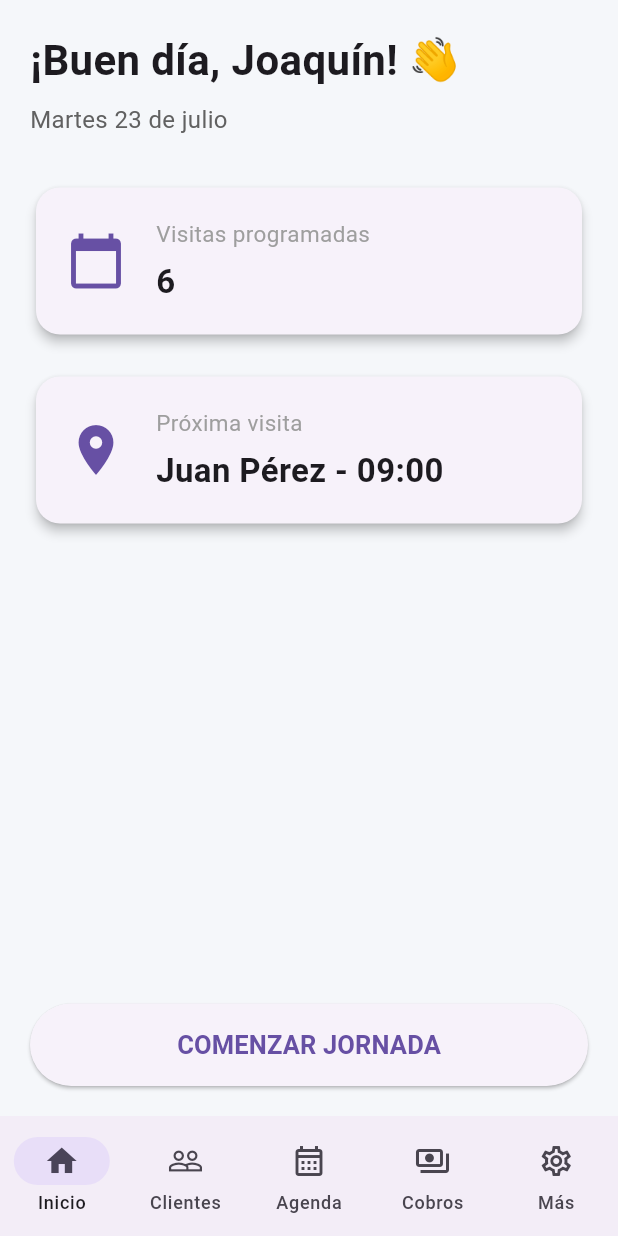
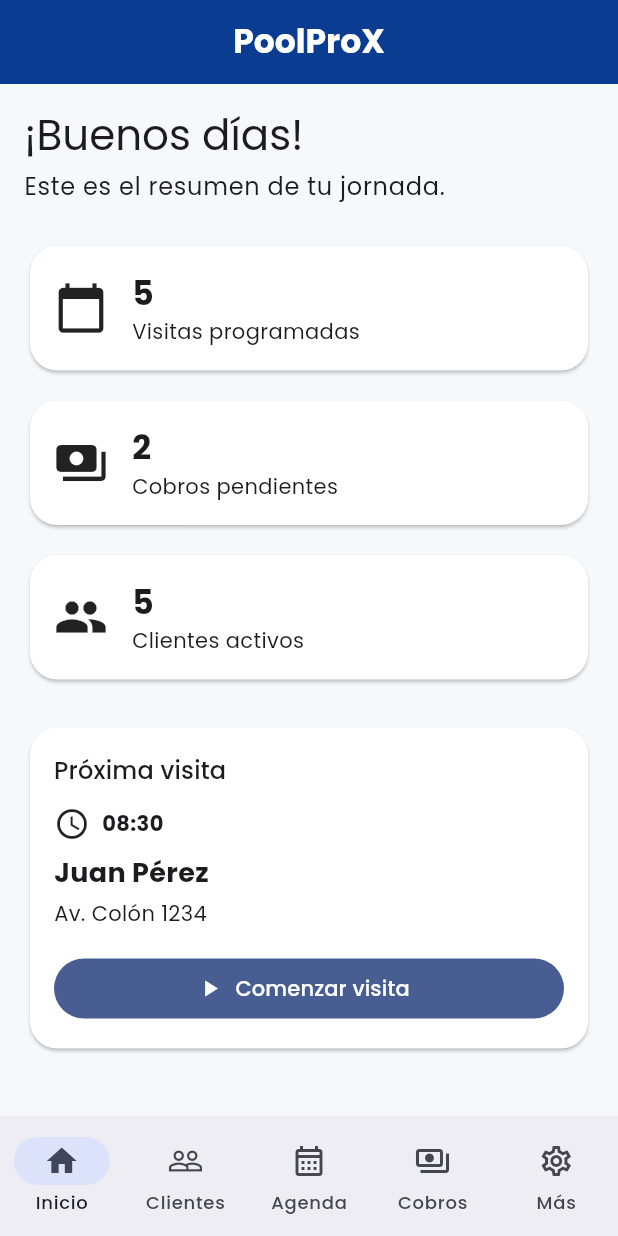
Before and after one commit to JoaquinCruz33/poolprox-app, a Flutter app: the screen it shows after launch, on a phone screen of 412 x 824 dp. Run offline on Flutter 3.47's test engine with Material 3 defaults, Android fonts, the phone set to English and light mode, and no system bars; our stand-ins replace flutter_riverpod, go_router, google_fonts.

Commit message:
Implementa módulo de visitas y dashboard dinámico

```diff
--- a/lib/main.dart
+++ b/lib/main.dart
@@ -1,6 +1,7 @@
 import 'package:flutter/material.dart';
 import 'package:flutter_riverpod/flutter_riverpod.dart';
 
+import 'core/theme/app_theme.dart';
 import 'navigation/app_router.dart';
 
 void main() {
@@ -14,6 +15,7 @@ class PoolProXApp extends StatelessWidget {
   Widget build(BuildContext context) {
     return MaterialApp.router(
       debugShowCheckedModeBanner: false,
+      theme: AppTheme.lightTheme,
       routerConfig: appRouter,
     );
   }
--- a/lib/providers/client_provider.dart
+++ b/lib/providers/client_provider.dart
@@ -12,3 +12,8 @@ final clientsProvider = Provider<List<Client>>((ref) {
   final repository = ref.watch(clientRepositoryProvider);
   return repository.getClients();
 });
+
+final clientByIdProvider = Provider.family<Client?, String>((ref, clientId) {
+  final repository = ref.watch(clientRepositoryProvider);
+  return repository.getClientById(clientId);
+});
--- a/lib/providers/visit_provider.dart
+++ b/lib/providers/visit_provider.dart
@@ -0,0 +1,14 @@
+import 'package:flutter_riverpod/flutter_riverpod.dart';
+
+import '../models/visit.dart';
+import '../repositories/contracts/visit_repository.dart';
+import '../repositories/mock/mock_visit_repository.dart';
+
+final visitRepositoryProvider = Provider<VisitRepository>((ref) {
+  return MockVisitRepository();
+});
+
+final visitsProvider = Provider<List<Visit>>((ref) {
+  final repository = ref.watch(visitRepositoryProvider);
+  return repository.getVisits();
+});
--- a/lib/repositories/contracts/client_repository.dart
+++ b/lib/repositories/contracts/client_repository.dart
@@ -2,4 +2,6 @@ import '../../models/client.dart';
 
 abstract class ClientRepository {
   List<Client> getClients();
+
+  Client? getClientById(String id);
 }
--- /dev/null
+++ b/lib/repositories/contracts/visit_repository.dart
@@ -0,0 +1,5 @@
+import '../../models/visit.dart';
+
+abstract class VisitRepository {
+  List<Visit> getVisits();
+}
--- a/lib/screens/home/home_screen.dart
+++ b/lib/screens/home/home_screen.dart
@@ -1,66 +1,100 @@
 import 'package:flutter/material.dart';
-import 'package:go_router/go_router.dart';
+import 'package:flutter_riverpod/flutter_riverpod.dart';
 
-import '../../widgets/info_card.dart';
+import '../../providers/client_provider.dart';
+import '../../providers/visit_provider.dart';
+import '../../widgets/dashboard/dashboard_stat_card.dart';
+import '../../widgets/dashboard/next_visit_card.dart';
 
-class HomeScreen extends StatelessWidget {
+class HomeScreen extends ConsumerWidget {
   const HomeScreen({super.key});
 
   @override
-  Widget build(BuildContext context) {
+  Widget build(BuildContext context, WidgetRef ref) {
+    final clients = ref.watch(clientsProvider);
+    final visits = ref.watch(visitsProvider);
+
     return Scaffold(
-      backgroundColor: const Color(0xFFF5F7FA),
-      body: SafeArea(
-        child: Padding(
-          padding: const EdgeInsets.all(20),
+      appBar: AppBar(title: const Text('PoolProX')),
+      body: SingleChildScrollView(
+        padding: const EdgeInsets.all(16),
         child: Column(
           crossAxisAlignment: CrossAxisAlignment.start,
           children: [
-              const Text(
-                '¡Buen día, Joaquín! 👋',
-                style: TextStyle(fontSize: 28, fontWeight: FontWeight.bold),
+            Text(
+              '¡Buenos días!',
+              style: Theme.of(context).textTheme.headlineMedium,
             ),
 
-              const SizedBox(height: 8),
+            const SizedBox(height: 4),
 
             Text(
-                'Martes 23 de julio',
-                style: TextStyle(color: Colors.grey.shade700, fontSize: 16),
+              'Este es el resumen de tu jornada.',
+              style: Theme.of(context).textTheme.bodyLarge,
             ),
 
-              const SizedBox(height: 30),
+            const SizedBox(height: 24),
 
-              const InfoCard(
+            DashboardStatCard(
+              icon: Icons.calendar_today,
               title: 'Visitas programadas',
-                value: '6',
-                icon: Icons.calendar_today,
+              value: visits.length.toString(),
             ),
 
-              const SizedBox(height: 20),
+            const SizedBox(height: 12),
 
-              const InfoCard(
-                title: 'Próxima visita',
-                value: 'Juan Pérez - 09:00',
-                icon: Icons.location_on,
+            const DashboardStatCard(
+              icon: Icons.payments,
+              title: 'Cobros pendientes',
+              value: '2',
             ),
 
-              const Spacer(),
+            const SizedBox(height: 12),
 
-              SizedBox(
-                width: double.infinity,
-                height: 55,
-                child: ElevatedButton(
-                  onPressed: () {
-                    context.go('/clients');
+            DashboardStatCard(
+              icon: Icons.people,
+              title: 'Clientes activos',
+              value: clients.length.toString(),
+            ),
+
+            const SizedBox(height: 24),
+
+            if (visits.isNotEmpty)
+              Builder(
+                builder: (context) {
+                  final nextVisit = visits.first;
+                  final client = ref.watch(
+                    clientByIdProvider(nextVisit.clientId),
+                  );
+
+                  if (client == null) {
+                    return const SizedBox.shrink();
+                  }
+
+                  final hour = nextVisit.scheduledDate.hour.toString().padLeft(
+                    2,
+                    '0',
+                  );
+
+                  final minute = nextVisit.scheduledDate.minute
+                      .toString()
+                      .padLeft(2, '0');
+
+                  return NextVisitCard(
+                    clientName: client.name,
+                    time: '$hour:$minute',
+                    address: client.address,
+                    onStart: () {
+                      ScaffoldMessenger.of(context).showSnackBar(
+                        SnackBar(
+                          content: Text('Iniciando visita de ${client.name}'),
+                        ),
+                      );
                     },
-                  child: const Text(
-                    'COMENZAR JORNADA',
-                    style: TextStyle(fontSize: 17, fontWeight: FontWeight.bold),
-                  ),
-                ),
+                  );
+                },
               ),
           ],
-          ),
         ),
       ),
     );
--- /dev/null
+++ b/lib/widgets/dashboard/dashboard_stat_card.dart
@@ -0,0 +1,43 @@
+import 'package:flutter/material.dart';
+
+class DashboardStatCard extends StatelessWidget {
+  final IconData icon;
+  final String title;
+  final String value;
+
+  const DashboardStatCard({
+    super.key,
+    required this.icon,
+    required this.title,
+    required this.value,
+  });
+
+  @override
+  Widget build(BuildContext context) {
+    return Card(
+      elevation: 1,
+      child: Padding(
+        padding: const EdgeInsets.all(16),
+        child: Row(
+          children: [
+            Icon(icon, size: 36),
+            const SizedBox(width: 16),
+            Column(
+              crossAxisAlignment: CrossAxisAlignment.start,
+              children: [
+                Text(
+                  value,
+                  style: const TextStyle(
+                    fontSize: 22,
+                    fontWeight: FontWeight.bold,
+                  ),
+                ),
+                Text(title),
+              ],
+            ),
+          ],
+        ),
+      ),
+    );
+  }
+}
--- /dev/null
+++ b/lib/widgets/dashboard/next_visit_card.dart
@@ -0,0 +1,66 @@
+import 'package:flutter/material.dart';
+
+class NextVisitCard extends StatelessWidget {
+  final String clientName;
+  final String time;
+  final String address;
+  final VoidCallback onStart;
+
+  const NextVisitCard({
+    super.key,
+    required this.clientName,
+    required this.time,
+    required this.address,
+    required this.onStart,
+  });
+
+  @override
+  Widget build(BuildContext context) {
+    return Card(
+      elevation: 1,
+      child: Padding(
+        padding: const EdgeInsets.all(16),
+        child: Column(
+          crossAxisAlignment: CrossAxisAlignment.start,
+          children: [
+            Text(
+              'Próxima visita',
+              style: Theme.of(context).textTheme.titleMedium,
+            ),
+            const SizedBox(height: 12),
+
+            Row(
+              children: [
+                const Icon(Icons.schedule),
+                const SizedBox(width: 8),
+                Text(time, style: const TextStyle(fontWeight: FontWeight.bold)),
+              ],
+            ),
+
+            const SizedBox(height: 8),
+
+            Text(
+              clientName,
+              style: const TextStyle(fontSize: 18, fontWeight: FontWeight.bold),
+            ),
+
+            const SizedBox(height: 4),
+
+            Text(address),
+
+            const SizedBox(height: 16),
+
+            SizedBox(
+              width: double.infinity,
+              child: FilledButton.icon(
+                onPressed: onStart,
+                icon: const Icon(Icons.play_arrow),
+                label: const Text('Comenzar visita'),
+              ),
+            ),
+          ],
+        ),
+      ),
+    );
+  }
+}
```
Also changed, not shown: lib/data/mock_clients.dart (+49 -42 lines), lib/data/mock_visits.dart (added, +9 -0 lines), lib/repositories/mock/mock_client_repository.dart (+9 -0 lines), lib/repositories/mock/mock_visit_repository.dart (added, +10 -0 lines). Lines whose indentation alone changed are shown as unchanged.
